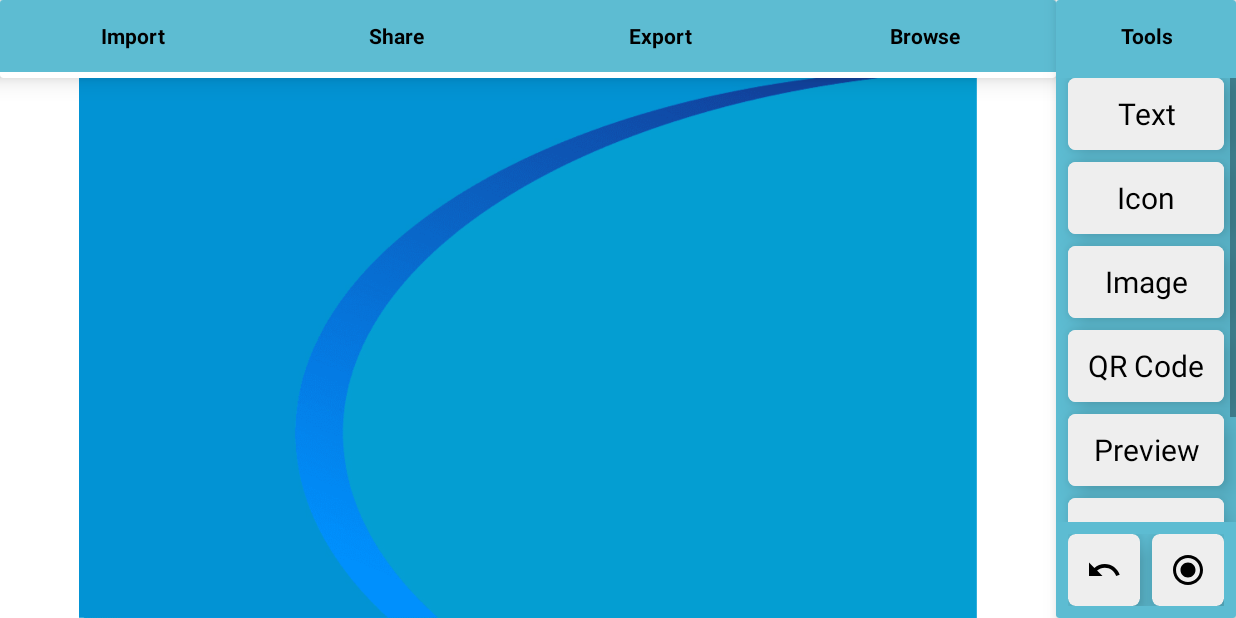
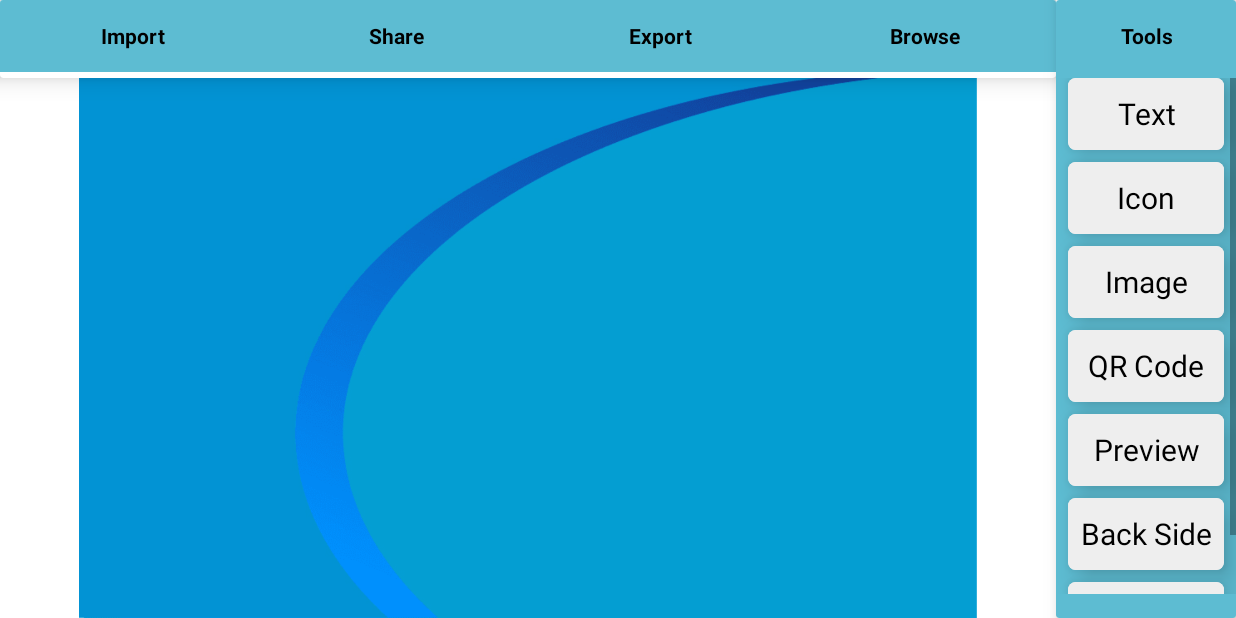
Before and after one commit to LowSpeeddevelopers/Easy_Business_Card, an Android app: the Create_card screen opened directly, with no data from a screen before it, on a phone screen of 824 x 412 dp (held sideways). Run offline under Robolectric (Android 15) with nearby library versions, the phone set to English and light mode, and no system bars; libraries missing offline, so code that uses them is left out: androidmads.library.qrgenearator, com.theartofdev.edmodo, yuku.ambilwarna; Roboto replaces fonts that are not available here.

Commit message:
qr code generator option names modified+back & ss button removed

```diff
--- a/app/src/main/java/com/nexttech/easybusinesscard/Create_card.java
+++ b/app/src/main/java/com/nexttech/easybusinesscard/Create_card.java
@@ -199,7 +199,7 @@ public class Create_card extends AppCompatActivity{
 
             }
         });
-        ivLockCard.setOnClickListener(new View.OnClickListener() {
+        export.setOnClickListener(new View.OnClickListener() {
             @Override
             public void onClick(View v) {
 
--- a/app/src/main/res/layout/activity_create_card.xml
+++ b/app/src/main/res/layout/activity_create_card.xml
@@ -193,50 +193,9 @@
            android:layout_weight="1"/>
             <LinearLayout
                 android:layout_width="match_parent"
-                android:layout_height="?attr/actionBarSize"
+                android:layout_height="wrap_content"
                 android:layout_margin="8dp"
                 android:orientation="horizontal">
-
-
-                <androidx.cardview.widget.CardView
-                    android:layout_width="0dp"
-                    android:layout_weight="1"
-                    android:layout_height="?attr/actionBarSize"
-                    android:gravity="center"
-                    android:layout_marginEnd="4dp"
-                    android:layout_marginBottom="8dp"
-                    android:foregroundGravity="center"
-                    app:cardBackgroundColor="#EEEEEE"
-                    app:cardCornerRadius="5dp"
-                    app:cardElevation="10dp"
-                    >
-                    <ImageView
-                        android:layout_width="wrap_content"
-                        android:layout_height="wrap_content"
-                        android:layout_gravity="center"
-                        android:src="@drawable/ic_undo_black_24dp"/>
-                </androidx.cardview.widget.CardView>
-
-
-                <androidx.cardview.widget.CardView
-                    android:layout_width="0dp"
-                    android:layout_weight="1"
-                    android:layout_height="?attr/actionBarSize"
-                    android:gravity="center"
-                    android:layout_marginStart="4dp"
-                    android:layout_marginBottom="8dp"
-                    android:foregroundGravity="center"
-                    app:cardBackgroundColor="#EEEEEE"
-                    app:cardCornerRadius="5dp"
-                    app:cardElevation="10dp"
-                    >
-                    <ImageView
-                        android:id="@+id/iv_lock_card"
-                        android:layout_width="wrap_content"
-                        android:layout_height="wrap_content"
-                        android:layout_gravity="center"
-                        android:src="@drawable/radiobutton"/>
-                </androidx.cardview.widget.CardView>
             </LinearLayout>
         </LinearLayout>
     </androidx.cardview.widget.CardView>
--- a/app/src/main/res/layout/qr_code_generate_dialog.xml
+++ b/app/src/main/res/layout/qr_code_generate_dialog.xml
@@ -48,19 +48,6 @@
                 android:textStyle="bold"
                 android:gravity="center" />
             <TextView
-                android:id="@+id/Qr_set_dialog"
-                android:layout_width="0dp"
-                android:layout_weight="1"
-
-                android:clickable="true"
-                android:textColor="#000"
-                android:focusable="true"
-                android:background="#EEEEEE"
-                android:layout_height="match_parent"
-                android:text="Set"
-                android:textStyle="bold"
-                android:gravity="center"/>
-            <TextView
                 android:id="@+id/Qr_generate_dialog"
                 android:layout_width="0dp"
                 android:layout_weight="1"
@@ -72,7 +59,19 @@
                 android:text="Generate"
                 android:textStyle="bold"
                 android:gravity="center"/>
+            <TextView
+                android:id="@+id/Qr_set_dialog"
+                android:layout_width="0dp"
+                android:layout_weight="1"
 
+                android:clickable="true"
+                android:textColor="#000"
+                android:focusable="true"
+                android:background="#EEEEEE"
+                android:layout_height="match_parent"
+                android:text="Done"
+                android:textStyle="bold"
+                android:gravity="center"/>
         </LinearLayout>
     </androidx.cardview.widget.CardView>
 
```
